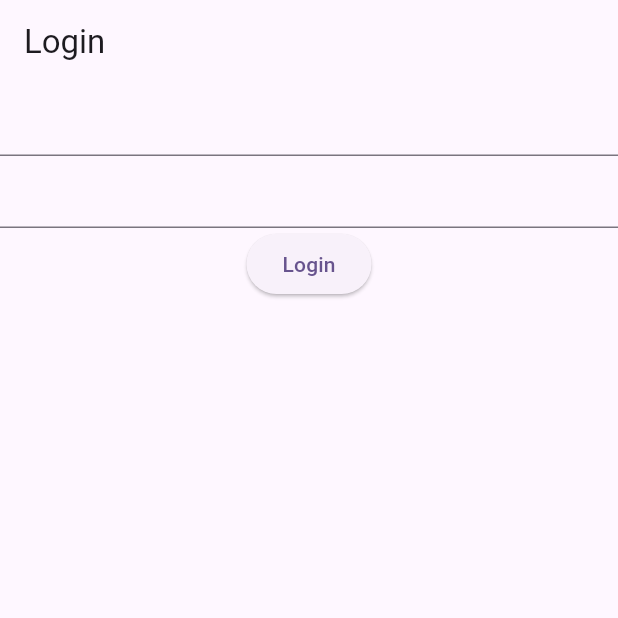
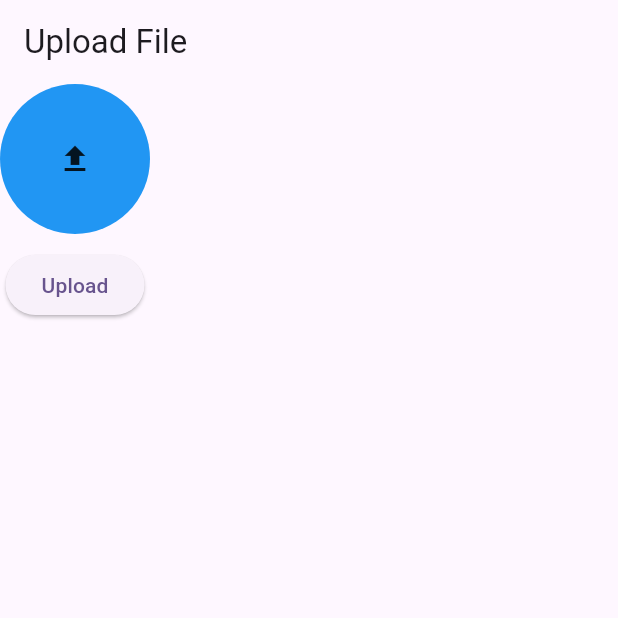
Before and after one commit to MuhammadAliKust/Usman-ToDo-App, a Flutter app: the screen it shows after launch, on a phone screen of 412 x 824 dp, the top half of it. Run offline on Flutter 3.47's test engine with Material 3 defaults, Android fonts, the phone set to English and light mode, and no system bars; our stand-ins replace cloud_firestore, firebase_auth, firebase_core, firebase_storage, image_picker, loading_overlay; accounts and stored records are empty.

Commit message:
Upload File Done

```diff
--- a/lib/main.dart
+++ b/lib/main.dart
@@ -5,6 +5,7 @@ import 'package:usman_todo/forgot_pwd_view.dart';
 import 'package:usman_todo/get_all_task.dart';
 import 'package:usman_todo/login.dart';
 import 'package:usman_todo/signup.dart';
+import 'package:usman_todo/upload_view.dart';
 
 void main() async {
   WidgetsFlutterBinding.ensureInitialized();
@@ -40,7 +41,7 @@ class MyApp extends StatelessWidget {
         colorScheme: ColorScheme.fromSeed(seedColor: Colors.deepPurple),
         useMaterial3: true,
       ),
-      home: LoginView(),
+      home: UploadFileView(),
     );
   }
 }
--- /dev/null
+++ b/lib/services/upload_file_services.dart
@@ -0,0 +1,30 @@
+import 'dart:io';
+
+import 'package:firebase_storage/firebase_storage.dart';
+import 'package:flutter/cupertino.dart';
+
+class UploadFileServices {
+  ///Upload Image to Storage
+  Future<String> getUrl(BuildContext context, File? file) async {
+    String postFileUrl = "";
+    try {
+      if (file != null) {
+        Reference storageReference = FirebaseStorage.instance
+            .ref()
+            .child('Scale/images/${file.path.split('/').last}');
+        UploadTask uploadTask = storageReference.putFile(file);
+
+        await uploadTask.whenComplete(() async {
+          await storageReference.getDownloadURL().then((fileURL) {
+            postFileUrl = fileURL;
+          });
+        });
+        return postFileUrl;
+      } else {
+        return "";
+      }
+    } catch (e) {
+      rethrow;
+    }
+  }
+}
--- /dev/null
+++ b/lib/upload_view.dart
@@ -0,0 +1,73 @@
+import 'dart:developer';
+import 'dart:io';
+
+import 'package:flutter/material.dart';
+import 'package:image_picker/image_picker.dart';
+import 'package:usman_todo/services/upload_file_services.dart';
+
+class UploadFileView extends StatefulWidget {
+  const UploadFileView({super.key});
+
+  @override
+  State<UploadFileView> createState() => _UploadFileViewState();
+}
+
+class _UploadFileViewState extends State<UploadFileView> {
+  File? selectedFile;
+
+  @override
+  Widget build(BuildContext context) {
+    return Scaffold(
+      appBar: AppBar(
+        title: Text("Upload File"),
+      ),
+      body: Column(
+        children: [
+          InkWell(
+            onTap: () {
+              getImage();
+            },
+            child: selectedFile == null
+                ? Container(
+                    height: 100,
+                    width: 100,
+                    decoration: BoxDecoration(
+                      shape: BoxShape.circle,
+                      color: Colors.blue,
+                    ),
+                    child: Center(
+                      child: Icon(Icons.upload),
+                    ),
+                  )
+                : Image.file(
+                    selectedFile!,
+                    height: 100,
+                    width: 100,
+                    fit: BoxFit.cover,
+                  ),
+          ),
+          SizedBox(
+            height: 10,
+          ),
+          ElevatedButton(
+              onPressed: () {
+                UploadFileServices()
+                    .getUrl(context, selectedFile)
+                    .then((value) {
+                  log(value.toString());
+                });
+              },
+              child: Text("Upload"))
+        ],
+      ),
+    );
+  }
+
+  getImage() {
+    ImagePicker _imagePicker = ImagePicker();
+    _imagePicker.pickImage(source: ImageSource.camera).then((value) {
+      selectedFile = File(value!.path);
+      setState(() {});
+    });
+  }
+}
--- a/pubspec.yaml
+++ b/pubspec.yaml
@@ -40,6 +40,8 @@ dependencies:
   firebase_auth: ^4.2.4
   provider: ^6.0.5
   loading_overlay: ^0.3.0
+  firebase_storage: ^11.6.0
+  image_picker: ^1.0.4
 
 dev_dependencies:
   flutter_test:
```
Also changed, not shown: pubspec.lock, 1 other file.
